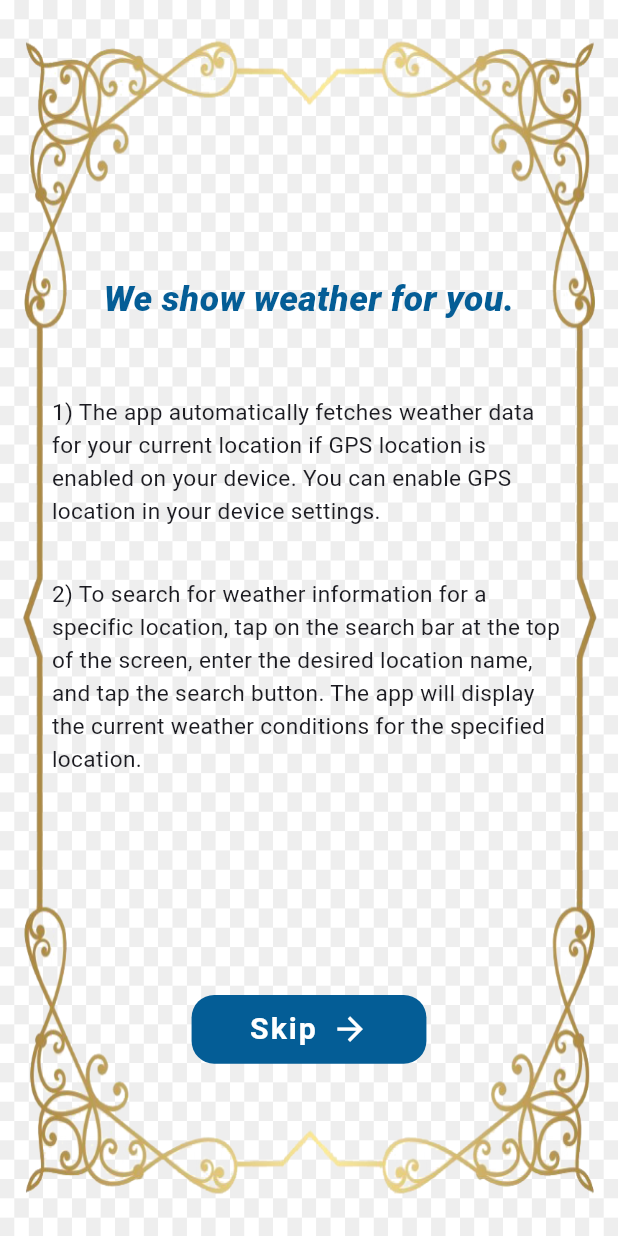
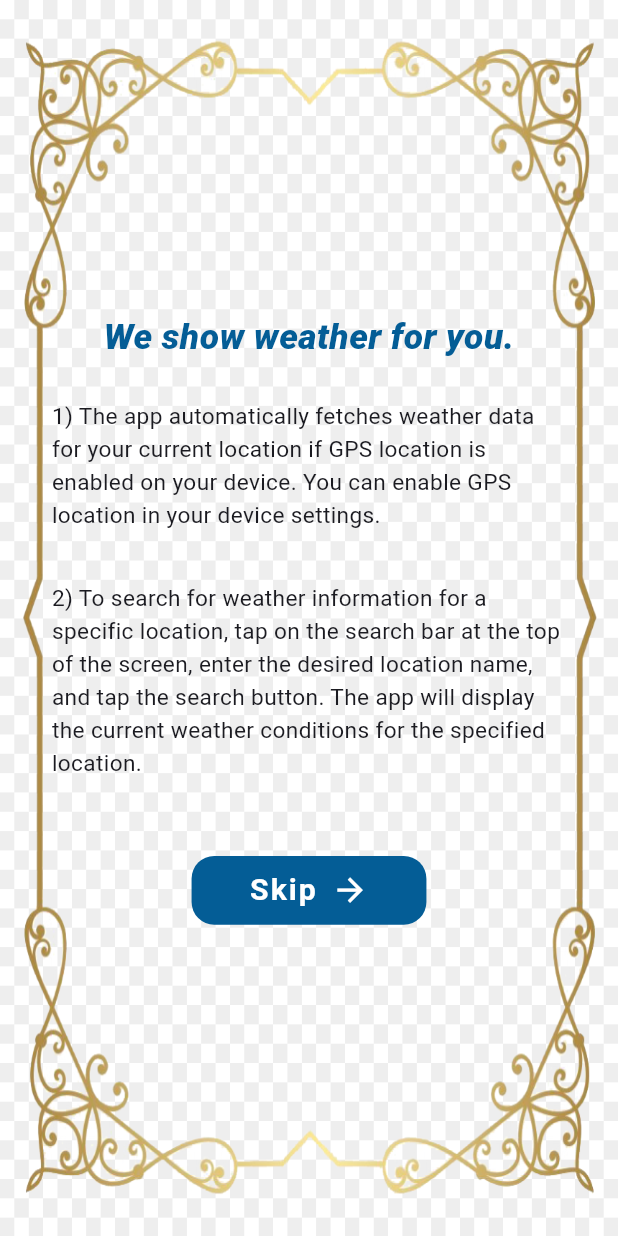
Before and after one commit to thisiskritartha/weather_app_flutter, a Flutter app: the SplashScreen screen opened by its route, on a phone screen of 412 x 824 dp. Run offline on Flutter 3.47's test engine with Material 3 defaults, Android fonts, the phone set to English and light mode, and no system bars; our stand-ins replace flutter_dotenv, flutter_easyloading, flutter_screenutil, geolocator, get, shared_preferences; accounts and stored records are empty; network calls fail; statements that could not run were skipped.

Commit message:
Issue Solved and app icon added

```diff
--- a/lib/app.dart
+++ b/lib/app.dart
@@ -16,6 +16,8 @@ class App extends StatefulWidget {
 class _AppState extends State<App> {
   @override
   Widget build(BuildContext context) {
+    precacheImage(const AssetImage("assets/error.png"), context);
+    precacheImage(const AssetImage("assets/bg_img.png"), context);
     EasyLoading.instance
       ..displayDuration = const Duration(milliseconds: 3000)
       ..indicatorType = EasyLoadingIndicatorType.wanderingCubes
--- a/lib/services/api_services.dart
+++ b/lib/services/api_services.dart
@@ -37,7 +37,6 @@ getCurrentWeatherUsingLocation(String location) async {
       duration: const Duration(seconds: 3),
       snackPosition: SnackPosition.TOP,
     );
-    print('Error fetching weather data: $e');
     return null;
   }
 }
--- a/lib/view/home/controller/home_screen_controller.dart
+++ b/lib/view/home/controller/home_screen_controller.dart
@@ -12,6 +12,7 @@ class HomescreenController extends GetxController {
     prefs =
         await SharedPreferences.getInstance(); //initializing shared preference
     isLocationBlank.value = prefs.getBool("isLocationBlank") ?? true;
+    isUpdateButton .value = prefs.getBool("isLocationBlank") ?? false;
     super.onInit();
   }
 
@@ -20,6 +21,7 @@ class HomescreenController extends GetxController {
   RxDouble lat = 0.0.obs; //Latitude_value
   RxDouble lon = 0.0.obs; //Longitude_value
   RxBool isLoaded = false.obs; //Initially the value isn't loaded
+  RxBool isUpdateButton = false.obs;
   Future<dynamic>? currentWeatherData;
   RxString searchLocation = ''.obs;
   RxDouble maxTemp = 0.0.obs;
@@ -31,17 +33,21 @@ class HomescreenController extends GetxController {
   //Seaching in text field
   void onSearchTextChanged(String value) {
     searchText.value = value;
+    isUpdateButton.value = true;
   }
 
   //When tap on upadte button
   void search() async {
+    if (searchText != "") {
       isLocationBlank.value = false;
       isLoaded.value = false;
       isError.value = false;
+      isUpdateButton.value = false;
       searchLocation.value = searchText.value;
       FocusScope.of(Get.context!).unfocus();
       if (searchLocation.value != "") {
         saveLocation(searchLocation.value.toLowerCase());
+      }
       await getWeatherUsingLocation();
     }
   }
--- a/lib/view/splash/splash_screen.dart
+++ b/lib/view/splash/splash_screen.dart
@@ -34,10 +34,12 @@ class _SplashScreenState extends State<SplashScreen> {
           ),
         ),
         child: Center(
+          child: SingleChildScrollView(
+            physics: const BouncingScrollPhysics(),
             child: Column(
               mainAxisAlignment: MainAxisAlignment.spaceBetween,
               children: [
-              SizedBox(height: 160.0.h),
+                SizedBox(height: 80.0.h),
                 Text(
                   "We show weather for you.",
                   style: TextStyle(
@@ -47,6 +49,7 @@ class _SplashScreenState extends State<SplashScreen> {
                     fontStyle: FontStyle.italic,
                   ),
                 ),
+                SizedBox(height: 30.0.h),
                 Column(
                   children: [
                     Padding(
@@ -110,6 +113,7 @@ class _SplashScreenState extends State<SplashScreen> {
             ),
           ),
         ),
+      ),
     );
   }
 }
```
Also changed, not shown: lib/view/home/home_screen.dart (+21 -3 lines), assets/error.png (added), 7 other files. Lines whose indentation alone changed are shown as unchanged.
